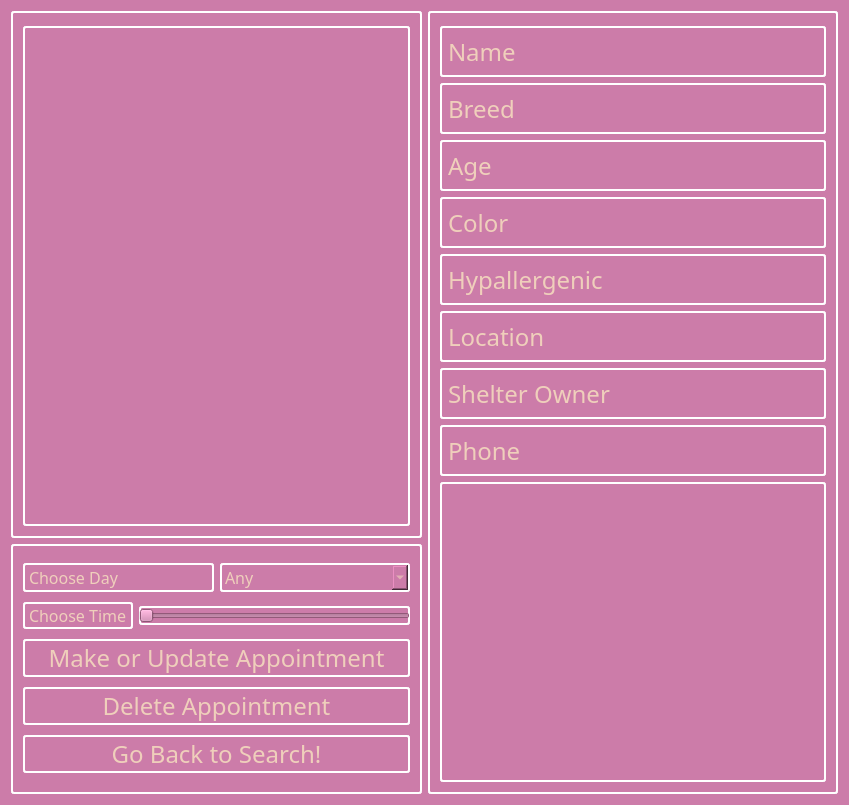
Above: breadnbutter/gui/petprofile.ui from jacksodl23/cs-205-pet-adoption before the change. Below: the same form after it.
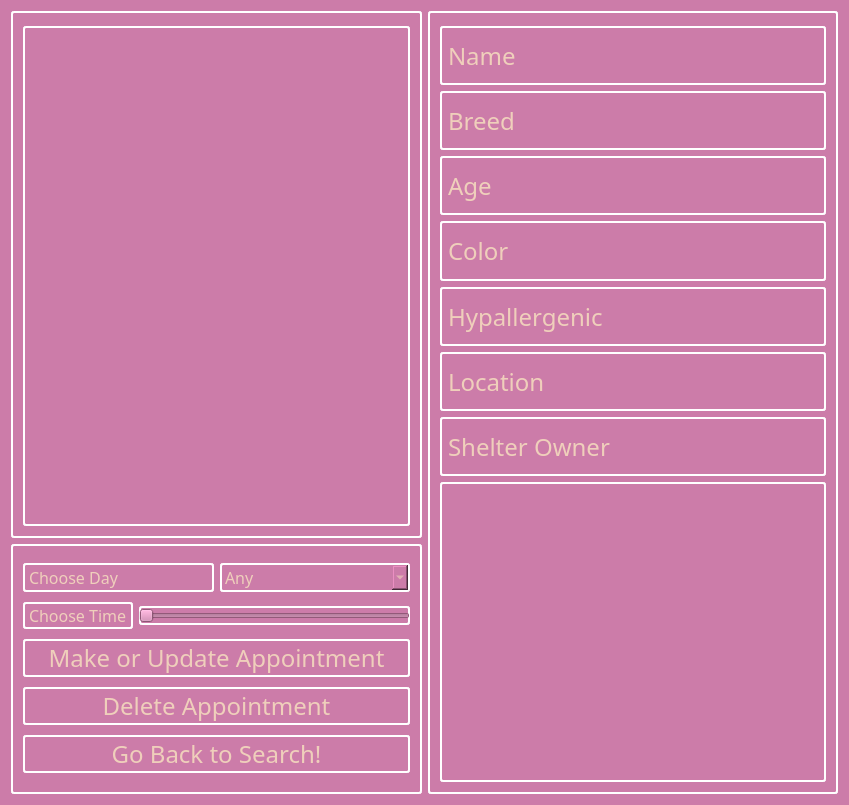
That is the form after the change.

Commit message: The pet profile page now populates. Not all labels update when as the user cycles through pets. Removed the phone number field.

What changed in the file:
```diff
--- a/breadnbutter/gui/petprofile.ui
+++ b/breadnbutter/gui/petprofile.ui
@@ -322,19 +322,6 @@
         </property>
        </widget>
       </item>
-      <item>
-       <widget class="QLabel" name="label_phone">
-        <property name="font">
-         <font>
-          <family>Dyuthi</family>
-          <pointsize>18</pointsize>
-         </font>
-        </property>
-        <property name="text">
-         <string>Phone</string>
-        </property>
-       </widget>
-      </item>
       <item>
        <widget class="QTextBrowser" name="descriptionBox">
         <property name="maximumSize">
```
Left out of the diff: 2 changed lines with no effect on the pictures. The commit also changes 11 other files.
